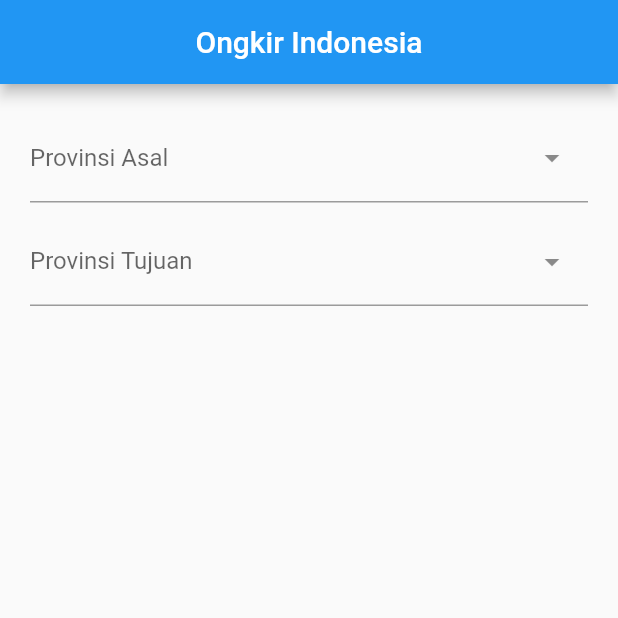
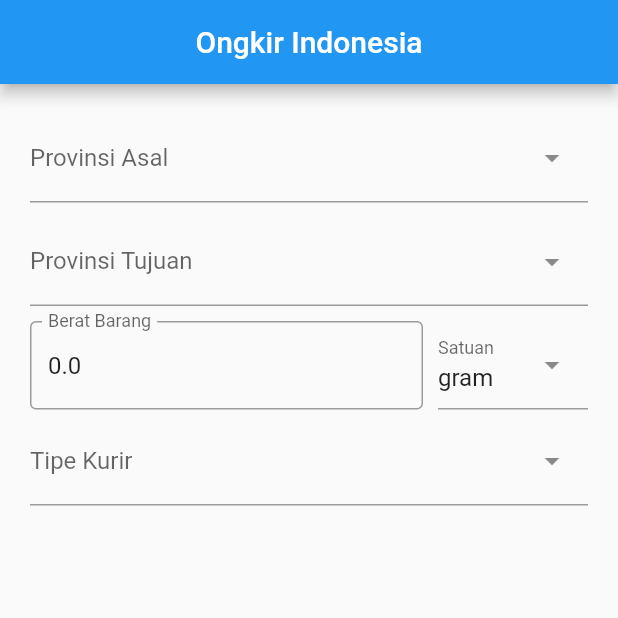
Before and after one commit to erlandmotor/CekOngkirAp, a Flutter app: the screen it shows after launch, on a phone screen of 412 x 824 dp, the top half of it. Run offline on Flutter 3.47's test engine with Material 2 defaults, Android fonts, the light colour scheme and no system bars; drawn by our look-alikes of dropdown_search; our stand-ins replace get.

Commit message:
cek ongkos kirim result in debug

```diff
--- a/lib/app/modules/home/controllers/home_controller.dart
+++ b/lib/app/modules/home/controllers/home_controller.dart
@@ -1,10 +1,169 @@
+import 'dart:convert';
+
+import 'package:flutter/material.dart';
 import 'package:get/get.dart';
+import 'package:http/http.dart' as http;
 
 class HomeController extends GetxController {
   var hiddenKotaAsal = true.obs;
   var hiddenKotaTujuan = true.obs;
+  var hiddenButton = true.obs;
   var provAsalID = 0.obs;
   var provTujuanID = 0.obs;
   var kotaAsalID = 0.obs;
   var kotaTujuanID = 0.obs;
+  var kurir = "".obs;
+  late TextEditingController beratC;
+
+  double berat = 0.0;
+  String satuan = "gram";
+
+  void showButton() {
+    print(
+        "KotaAsal $kotaAsalID KotaTujuan $kotaTujuanID berat $berat Kurir $kurir");
+    if (kotaAsalID.value != 0 &&
+        kotaTujuanID.value != 0 &&
+        berat > 0 &&
+        kurir != "") {
+      hiddenButton.value = false;
+    } else {
+      hiddenButton.value = true;
+    }
+  }
+
+  void ubahBerat(String value) {
+    berat = double.tryParse(value) ?? 0.0;
+    String cekSatuan = satuan;
+    switch (cekSatuan) {
+      case "ton":
+        berat = berat * 1000000;
+        break;
+      case "kwintal":
+        berat = berat * 100000;
+        break;
+      case "ons":
+        berat = berat * 100;
+        break;
+      case "lbs":
+        berat = berat * 2284.62;
+        break;
+      case "pound":
+        berat = berat * 2284.62;
+        break;
+      case "kg":
+        berat = berat * 1000;
+        break;
+      case "hg":
+        berat = berat * 100;
+        break;
+      case "dag":
+        berat = berat * 10;
+        break;
+      case "gram":
+        berat = berat;
+        break;
+      case "dg":
+        berat = berat / 10;
+        break;
+      case "cg":
+        berat = berat / 100;
+        break;
+      case "mg":
+        berat = berat / 1000;
+        break;
+      default:
+        berat = berat;
+    }
+    print("$berat gram");
+    showButton();
+  }
+
+  void ubahSatuan(String value) {
+    berat = double.tryParse(beratC.text) ?? 0.0;
+    switch (value) {
+      case "ton":
+        berat = berat * 1000000;
+        break;
+      case "kwintal":
+        berat = berat * 100000;
+        break;
+      case "ons":
+        berat = berat * 100;
+        break;
+      case "lbs":
+        berat = berat * 2284.62;
+        break;
+      case "pound":
+        berat = berat * 2284.62;
+        break;
+      case "kg":
+        berat = berat * 1000;
+        break;
+      case "hg":
+        berat = berat * 100;
+        break;
+      case "dag":
+        berat = berat * 10;
+        break;
+      case "gram":
+        berat = berat;
+        break;
+      case "dg":
+        berat = berat / 10;
+        break;
+      case "cg":
+        berat = berat / 100;
+        break;
+      case "mg":
+        berat = berat / 1000;
+        break;
+      default:
+        berat = berat;
+    }
+    satuan = value;
+    print("$berat gram");
+    showButton();
+  }
+
+  void ongkosKirim() async {
+    try {
+      Uri url = Uri.parse("https://api.rajaongkir.com/starter/cost");
+      final response = await http.post(
+        url,
+        body: {
+          "origin": "$kotaAsalID",
+          "destination": "$kotaTujuanID",
+          "weight": "$berat",
+          "courier": "$kurir",
+        },
+        headers: {
+          "key": "06bf2243ac5f4417205f7db6e75d0529",
+          "content-type": "application/x-www-form-urlencoded",
+        },
+      );
+      var data = json.decode(response.body) as Map<String, dynamic>;
+      var result = data["rajaongkir"]["results"];
+      print(result);
+    } catch (err) {
+      print(err);
+      Get.defaultDialog(
+        title: "Terjadi Kesalahanan",
+        middleText: err.toString(),
+      );
+    }
+  }
+
+  @override
+  void onInit() {
+    // TODO: implement onInit
+    beratC = TextEditingController(text: "$berat");
+    super.onInit();
+  }
+
+  @override
+  void onClose() {
+    // TODO: implement onClose
+    beratC.dispose();
+    super.onClose();
+  }
 }
--- a/lib/app/modules/home/views/home_view.dart
+++ b/lib/app/modules/home/views/home_view.dart
@@ -1,7 +1,9 @@
+import 'package:check_ongkir/app/modules/home/views/widgets/kurir.dart';
 import 'package:flutter/material.dart';
 
 import 'package:get/get.dart';
 import '../controllers/home_controller.dart';
+import 'widgets/berat_barang.dart';
 import 'widgets/city.dart';
 import 'widgets/provinsi.dart';
 
@@ -35,6 +37,21 @@ class HomeView extends GetView<HomeController> {
                     )
                   : SizedBox(),
             ),
+            BeratBadan(),
+            SizedBox(height: 5),
+            Kurir(),
+            SizedBox(height: 50),
+            Obx(
+              () => controller.hiddenButton.isTrue
+                  ? SizedBox()
+                  : ElevatedButton(
+                      onPressed: () => controller.ongkosKirim(),
+                      child: Text("Cek Ongkos Kirim"),
+                      style: ElevatedButton.styleFrom(
+                        padding: EdgeInsets.symmetric(vertical: 25),
+                      ),
+                    ),
+            ),
 
             //untuk kota
           ],
--- /dev/null
+++ b/lib/app/modules/home/views/widgets/berat_barang.dart
@@ -0,0 +1,62 @@
+import 'package:check_ongkir/app/modules/home/controllers/home_controller.dart';
+import 'package:dropdown_search/dropdown_search.dart';
+import 'package:flutter/material.dart';
+import 'package:get/get.dart';
+
+class BeratBadan extends GetView<HomeController> {
+  const BeratBadan({super.key});
+
+  @override
+  Widget build(BuildContext context) {
+    return Row(
+      children: [
+        Expanded(
+          child: TextField(
+            controller: controller.beratC,
+            autocorrect: false,
+            keyboardType: TextInputType.number,
+            decoration: InputDecoration(
+              label: Text("Berat Barang"),
+              border: OutlineInputBorder(),
+            ),
+            onChanged: (value) => controller.ubahBerat(value),
+          ),
+        ),
+        SizedBox(
+          width: 10,
+        ),
+        Container(
+          width: 100,
+          child: DropdownSearch<String>(
+            popupProps: PopupProps.bottomSheet(
+              showSelectedItems: true,
+              showSearchBox: true,
+            ),
+            items: [
+              "ton",
+              "kwintal",
+              "ons",
+              "lbs",
+              "pound",
+              "kg",
+              "hg",
+              "dag",
+              "gram",
+              "dg",
+              "cg",
+              "mg",
+            ],
+            dropdownDecoratorProps: DropDownDecoratorProps(
+              dropdownSearchDecoration: InputDecoration(
+                labelText: "Satuan",
+                hintText: "",
+              ),
+            ),
+            onChanged: (value) => controller.ubahSatuan(value!),
+            selectedItem: "gram",
+          ),
+        )
+      ],
+    );
+  }
+}
--- a/lib/app/modules/home/views/widgets/city.dart
+++ b/lib/app/modules/home/views/widgets/city.dart
@@ -88,6 +88,7 @@ class Kota extends GetView<HomeController> {
               controller.kotaTujuanID.value = 0;
             }
           }
+          controller.showButton();
         },
       ),
     );
--- /dev/null
+++ b/lib/app/modules/home/views/widgets/kurir.dart
@@ -0,0 +1,53 @@
+import 'package:check_ongkir/app/modules/home/controllers/home_controller.dart';
+import 'package:dropdown_search/dropdown_search.dart';
+import 'package:flutter/material.dart';
+import 'package:get/get.dart';
+
+class Kurir extends GetView<HomeController> {
+  const Kurir({super.key});
+
+  @override
+  Widget build(BuildContext context) {
+    return DropdownSearch<Map<String, dynamic>>(
+      clearButtonProps: ClearButtonProps(isVisible: true),
+      popupProps: PopupProps.bottomSheet(
+        itemBuilder: (context, item, isSelected) => Container(
+          padding: EdgeInsets.all(20),
+          child: Text(
+            "${item["name"]}",
+            style: TextStyle(fontSize: 16),
+          ),
+        ),
+      ),
+      items: [
+        {
+          "code": "jne",
+          "name": "Jalur Nugraha Ekakurir (JNE)",
+        },
+        {
+          "code": "tiki",
+          "name": "Titipan Kilat",
+        },
+        {
+          "code": "pos",
+          "name": "POS INDONESIA",
+        },
+      ],
+      dropdownDecoratorProps: DropDownDecoratorProps(
+        dropdownSearchDecoration: InputDecoration(
+          labelText: "Tipe Kurir",
+        ),
+      ),
+      itemAsString: (item) => item["code"],
+      onChanged: (value) {
+        if (value != null) {
+          print("${value!["code"]}");
+          controller.kurir.value = value["code"];
+        } else {
+          controller.kurir.value = "";
+        }
+        controller.showButton();
+      },
+    );
+  }
+}
--- a/lib/app/modules/home/views/widgets/provinsi.dart
+++ b/lib/app/modules/home/views/widgets/provinsi.dart
@@ -84,11 +84,14 @@ class Provinsi extends GetView<HomeController> {
             if (tipe == "asal") {
               controller.hiddenKotaAsal.value = true;
               controller.provAsalID.value = 0;
+              controller.kotaAsalID.value = 0;
             } else {
               controller.hiddenKotaTujuan.value = true;
               controller.provTujuanID.value = 0;
+              controller.kotaTujuanID.value = 0;
             }
           }
+          controller.showButton();
         },
       ),
     );
```
Also changed, not shown: 1 other file.
